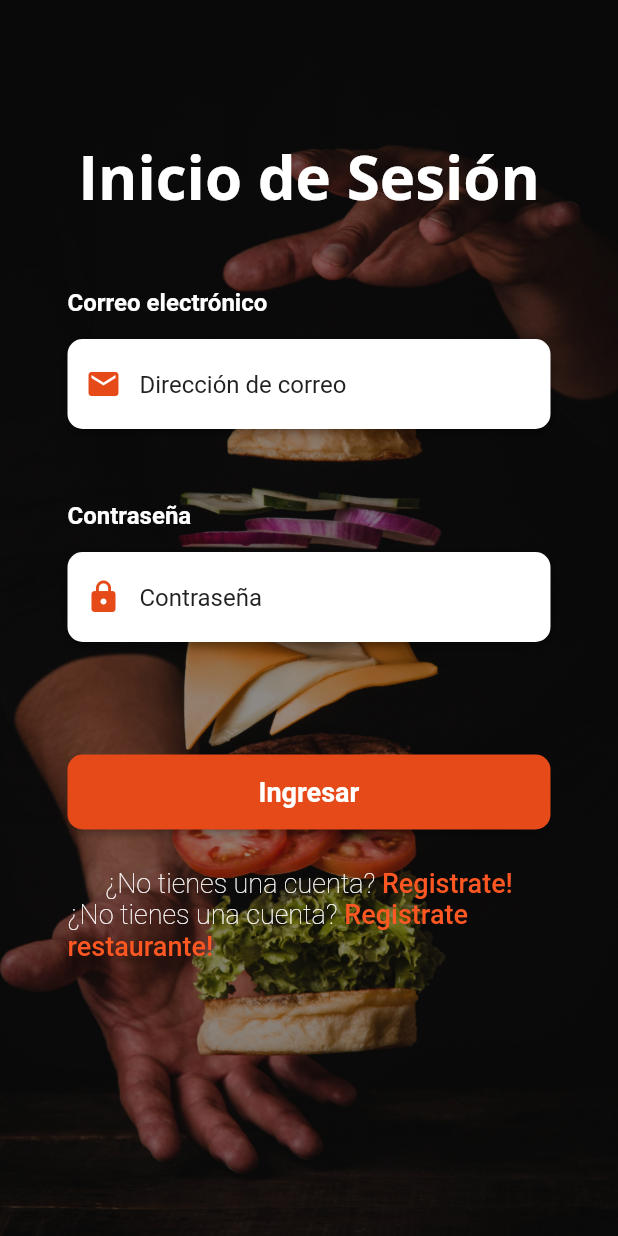
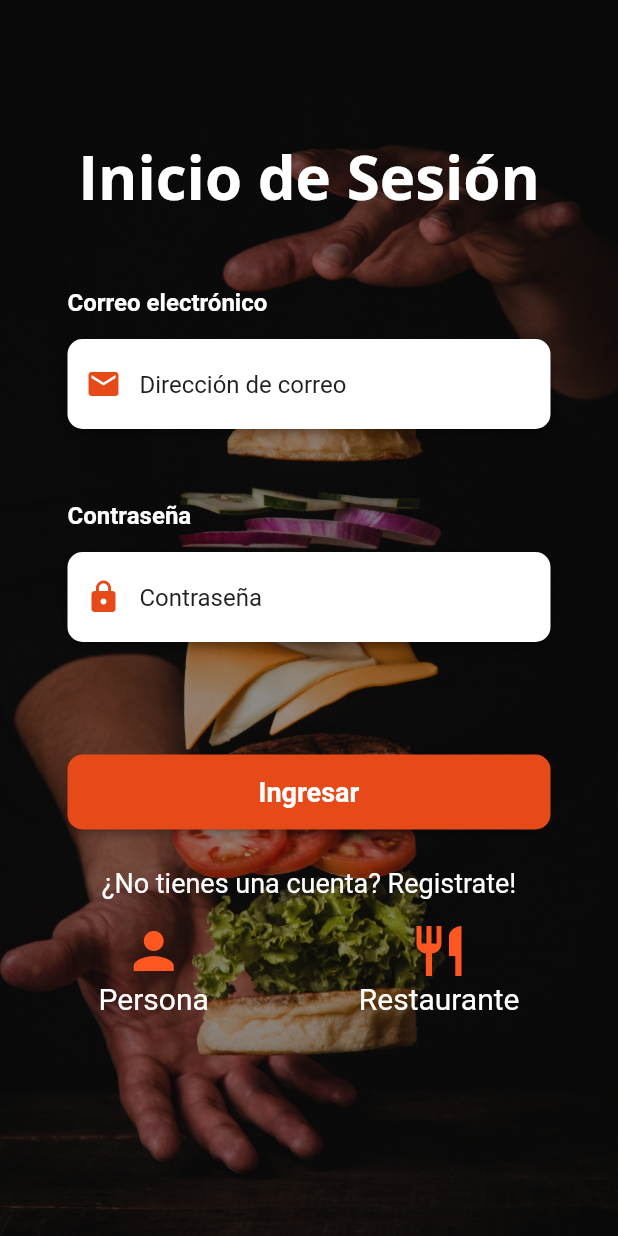
Before and after one commit to DavidSepulvedaCh/Integrador_III, a Flutter app: the screen it shows after launch, on a phone screen of 412 x 824 dp. Run offline on Flutter 3.47's test engine with Material 2 defaults, Android fonts, the phone set to English and light mode, and no system bars; our stand-ins replace cached_network_image, flutter_spinkit, geocoding, geolocator, google_maps_flutter, hexcolor and 3 more; missing offline and left inert: cloudinary_public; accounts and stored records are empty; Roboto replaces fonts that are missing (Open Sans).

Commit message:
Modificaciones
IgnorePointer cuando se realiza una petición para no permitir otra acción hasta que se tenga respuesta.
Se modificó el backend y frontend para agregar photo y description a usuario tipo restaurant.
Se realizó endPoints para actualizar valores name, photo y description en la BD y las peticiones para poder hacerlo en el Frontend.
Se utilizó CachedNetworkImage para guardar las imágenes en caché y así cargarlas mucho más rápido.

```diff
--- a/FRONTEND/lib/config.dart
+++ b/FRONTEND/lib/config.dart
@@ -1,5 +1,5 @@
 class Config {
-  static const String apiURL = '10.153.50.18:1802';
+  static const String apiURL = '10.153.82.55:1802';
   static const String loginAPI = '/api/users/login';
   static const String registerAPI = '/api/users/person/register';
   static const String isValidTokenAPI = '/api/users/isValidToken';
@@ -16,4 +16,7 @@ class Config {
   static const String getFavorites = '/api/favorites';
   static const String getMaxPriceAllOffers = 'api/offers/getMaxPriceAllOffers';
   static const String registerRestaurant = '/api/users/restaurant/register';
+  static const String updateRestaurantName = '/api/users/restaurant/updateName';
+  static const String updateRestaurantPhoto= '/api/users/restaurant/updatePhoto';
+  static const String updateRestaurantDescription = '/api/users/restaurant/updateDescription';
 }
--- a/FRONTEND/lib/models/restaurant_details_response.dart
+++ b/FRONTEND/lib/models/restaurant_details_response.dart
@@ -1,10 +1,12 @@
 import 'dart:convert';
 
-RestaurantDetailsResponse restaurantDetailsResponse(String str){
+RestaurantDetailsResponse restaurantDetailsResponse(String str) {
   return RestaurantDetailsResponse.fromJson(jsonDecode(str));
 }
 
 class RestaurantDetailsResponse {
+  String? photo;
+  String? description;
   String? latitude;
   String? longitude;
   String? address;
@@ -13,6 +15,8 @@ class RestaurantDetailsResponse {
   RestaurantDetailsResponse({this.latitude, this.longitude, this.address});
 
   RestaurantDetailsResponse.fromJson(Map<String, dynamic> json) {
+    photo = json['photo'];
+    description = json['description'];
     latitude = json['latitude'];
     longitude = json['longitude'];
     address = json['address'];
@@ -21,6 +25,8 @@ class RestaurantDetailsResponse {
 
   Map<String, dynamic> toJson() {
     final Map<String, dynamic> data = <String, dynamic>{};
+    data['photo'] = photo;
+    data['description'] = description;
     data['latitude'] = latitude;
     data['longitude'] = longitude;
     data['adress'] = address;
--- a/FRONTEND/lib/pages/login.dart
+++ b/FRONTEND/lib/pages/login.dart
@@ -1,10 +1,14 @@
 import 'package:integrador/routes/imports.dart';
 
-class Login extends StatelessWidget {
+class Login extends StatefulWidget {
   const Login({super.key});
 
-  @override
-  Widget build(BuildContext context) {
+  State<Login> createState() => _Login();
+}
+
+class _Login extends State<Login> {
+  bool _isDoingFetch = false;
+
   TextEditingController emailTextController = TextEditingController();
   TextEditingController passwordTextController = TextEditingController();
 
@@ -19,17 +23,23 @@ class Login extends StatelessWidget {
       if (response == 0) {
         // ignore: use_build_context_synchronously
         Functions.loginSuccess(context);
-        } else if (response == 10){
+      } else if (response == 10) {
         // ignore: use_build_context_synchronously
         Navigator.pushReplacementNamed(context, '/restaurantIndex');
       } else if (response == 1) {
         // ignore: use_build_context_synchronously
         CustomShowDialog.make(
             context, 'Error', 'Usuario o contraseña incorrecta');
+        setState(() {
+          _isDoingFetch = false;
+        });
       } else {
         // ignore: use_build_context_synchronously
         CustomShowDialog.make(
             context, 'Error', 'Ocurrió un error. Intente más tarde');
+        setState(() {
+          _isDoingFetch = false;
+        });
       }
     }
   }
@@ -37,70 +47,83 @@ class Login extends StatelessWidget {
   /* ===============WIDGET'S===================== */
   Widget buildBtnSingUp() {
     return GestureDetector(
+        onTap: () {},
+        child: const Text(
+          "¿No tienes una cuenta? Registrate!",
+          style: TextStyle(
+              color: Colors.white, fontSize: 18, fontWeight: FontWeight.w400),
+        ));
+  }
+
+  /* ===============WIDGET'S===================== */
+
+  Widget btnsRegister() {
+    return Row(
+      mainAxisAlignment: MainAxisAlignment.center,
+      children: [
+        Column(
+          mainAxisAlignment: MainAxisAlignment.center,
+          children: [
+            GestureDetector(
               onTap: () {
                 Navigator.push(context,
                     MaterialPageRoute(builder: (context) => const Register()));
               },
-        child: RichText(
-          text: const TextSpan(
-            children: [
-              TextSpan(
-                text: "¿No tienes una cuenta?",
-                style: TextStyle(
-                    color: Colors.white,
-                    fontSize: 18,
-                    fontWeight: FontWeight.w100),
+              child: Column(
+                children: const [
+                  Icon(
+                    Icons.person,
+                    size: 40,
+                    color: Colors.deepOrange,
                   ),
-              TextSpan(
-                text: " Registrate!",
-                style: TextStyle(
-                    color: Colors.deepOrange,
-                    fontSize: 18,
-                    fontWeight: FontWeight.w500),
+                  Text('Persona',
+                      style: TextStyle(fontSize: 20, color: Colors.white)),
+                ],
+              ),
             )
           ],
         ),
+        const SizedBox(
+          width: 100,
         ),
+        Column(
+          children: [
+            GestureDetector(
+              onTap: () {
+                Navigator.push(
+                    context,
+                    MaterialPageRoute(
+                        builder: (context) => const RegisterRestaurant()));
+              },
+              child: Column(
+                children: const [
+                  Icon(
+                    Icons.restaurant,
+                    size: 40,
+                    color: Colors.deepOrange,
+                  ),
+                  Text('Restaurante',
+                      style: TextStyle(fontSize: 20, color: Colors.white)),
+                ],
+              ),
+            ),
+          ],
+        ),
+        const SizedBox(height: 10),
+      ],
     );
   }
 
-    /* ===============WIDGET'S===================== */
-    Widget buildBtnSingUpRestaurant() {
-      return GestureDetector(
-        onTap: () {
-          Navigator.push(context,
-              MaterialPageRoute(builder: (context) => const RegisterRestaurant()));
-        },
-        child: RichText(
-          text: const TextSpan(
-            children: [
-              TextSpan(
-                text: "¿No tienes una cuenta?",
-                style: TextStyle(
-                    color: Colors.white,
-                    fontSize: 18,
-                    fontWeight: FontWeight.w100),
-              ),
-              TextSpan(
-                text: " Registrate restaurante!",
-                style: TextStyle(
-                    color: Colors.deepOrange,
-                    fontSize: 18,
-                    fontWeight: FontWeight.w500),
-              )
-            ],
-          ),
-        ),
-      );
-    }
-
+  @override
+  Widget build(BuildContext context) {
     return Scaffold(
       body: AnnotatedRegion<SystemUiOverlayStyle>(
         value: SystemUiOverlayStyle.light,
-        child: GestureDetector(
         child: Stack(
           children: <Widget>[
-              Container(
+            IgnorePointer(
+              ignoring: _isDoingFetch,
+              child: Container(
                 height: double.infinity,
                 width: double.infinity,
                 decoration: const BoxDecoration(
@@ -137,17 +160,32 @@ class Login extends StatelessWidget {
                           hintText: 'Contraseña'),
                       const SizedBox(height: 25),
                       const SizedBox(height: 25),
-                      ButtonOne(onClick: submit, text: 'Ingresar'),
+                      ButtonOne(
+                          onClick: () {
+                            setState(() {
+                              _isDoingFetch = true;
+                            });
+                            submit();
+                          },
+                          text: "Ingresar"),
                       buildBtnSingUp(),
-                      buildBtnSingUpRestaurant()
+                      const SizedBox(height: 15),
+                      btnsRegister()
                     ],
                   ),
+                ),
+              ),
+            ),
+            if (_isDoingFetch)
+              Container(
+                color: Colors.black.withOpacity(0.5),
+                child: const Center(
+                  child: CircularProgressIndicator(),
                 ),
               ),
           ],
         ),
       ),
-      ),
     );
   }
 }
--- a/FRONTEND/lib/routes/imports.dart
+++ b/FRONTEND/lib/routes/imports.dart
@@ -34,6 +34,6 @@ export 'package:google_maps_flutter/google_maps_flutter.dart';
 export 'package:integrador/models/login_response_model.dart';
 export 'package:url_launcher/url_launcher.dart';
 export 'package:integrador/widgets/animacion_imagen.dart';
-export  'package:flutter_spinkit/flutter_spinkit.dart';
 export 'package:flutter_spinkit/flutter_spinkit.dart';
+export 'package:cached_network_image/cached_network_image.dart';
 export 'dart:convert';
--- a/FRONTEND/pubspec.yaml
+++ b/FRONTEND/pubspec.yaml
@@ -47,6 +47,7 @@ dependencies:
   location: ^4.4.0
   http: ^0.13.5
   flutter_spinkit: ^5.1.0
+  cached_network_image: ^3.2.3
 
 dev_dependencies:
   flutter_test:
```
Also changed, not shown: FRONTEND/lib/pages/register.dart (+59 -18 lines), FRONTEND/lib/pages/restaurant/restaurant_register.dart (+43 -20 lines), FRONTEND/lib/services/api_service.dart (+75 -0 lines), FRONTEND/lib/services/shared_service.dart (+16 -0 lines), FRONTEND/lib/widgets/grid_offers.dart (+10 -1 lines), FRONTEND/lib/widgets/list_offers.dart (+8 -2 lines), FRONTEND/pubspec.lock, 9 other files. Lines whose indentation alone changed are shown as unchanged.
